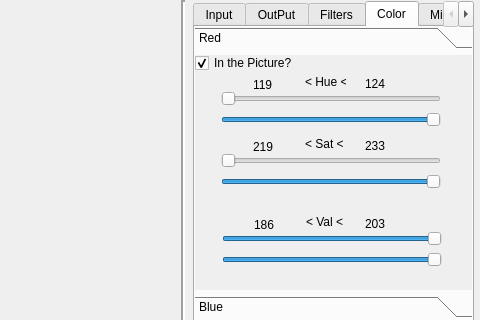
First picture: the form in src/mainwindow.ui, repository MrKarimiD/Shape-Detector-based-on-colors, before the edit; both pictures show x 467 to 947 and y 0 to 320 of the 947 by 547 pixel window.
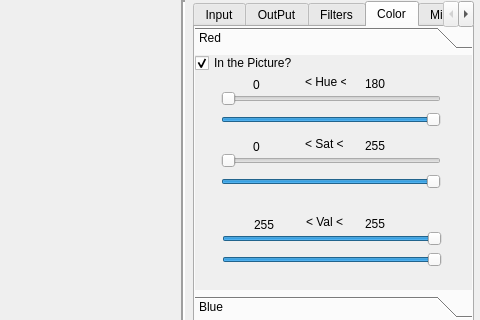
Second picture: the form after the edit. The open tabs and pages were chosen to show the change.

The edit to the form file:
```diff
--- a/src/mainwindow.ui
+++ b/src/mainwindow.ui
@@ -1871,7 +1871,7 @@
          </rect>
         </property>
         <property name="text">
-         <string>119</string>
+         <string>0</string>
         </property>
        </widget>
        <widget class="QLabel" name="red_max_hue_label">
@@ -1884,7 +1884,7 @@
          </rect>
         </property>
         <property name="text">
-         <string>124</string>
+         <string>180</string>
         </property>
        </widget>
        <widget class="QSlider" name="red_max_hue_slider">
@@ -1916,7 +1916,7 @@
          </rect>
         </property>
         <property name="text">
-         <string>219</string>
+         <string>0</string>
         </property>
        </widget>
        <widget class="QSlider" name="red_max_sat_slider">
@@ -1961,7 +1961,7 @@
          </rect>
         </property>
         <property name="text">
-         <string>233</string>
+         <string>255</string>
         </property>
        </widget>
        <widget class="QSlider" name="red_min_sat_slider">
@@ -1996,7 +1996,7 @@
          </rect>
         </property>
         <property name="text">
-         <string>186</string>
+         <string>255</string>
         </property>
        </widget>
        <widget class="QSlider" name="red_max_val_slider">
@@ -2041,7 +2041,7 @@
          </rect>
         </property>
         <property name="text">
-         <string>203</string>
+         <string>255</string>
         </property>
        </widget>
        <widget class="QSlider" name="red_min_val_slider">
```
Left out of the diff: 52 changed lines with no effect on the pictures.
